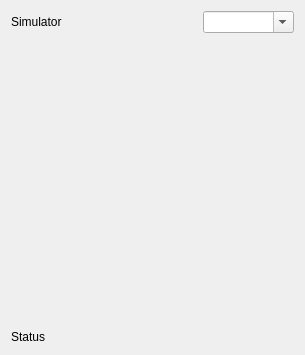
Before: the Qt Designer form src/ui/QGCHilConfiguration.ui in mavlink/qgroundcontrol, drawn with Qt 5.
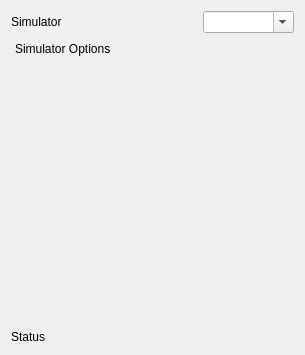
After: the same form once the commit is applied.

Commit message: HIL Flightgear Configuration: added aircraft option

The edit to the form file:
```diff
--- a/src/ui/QGCHilConfiguration.ui
+++ b/src/ui/QGCHilConfiguration.ui
@@ -65,6 +65,9 @@
      <property name="features">
       <set>QDockWidget::NoDockWidgetFeatures</set>
      </property>
+     <property name="windowTitle">
+      <string>Simulator Options</string>
+     </property>
      <widget class="QWidget" name="dockWidgetContents"/>
     </widget>
    </item>
```
The commit also changes 3 other files.
